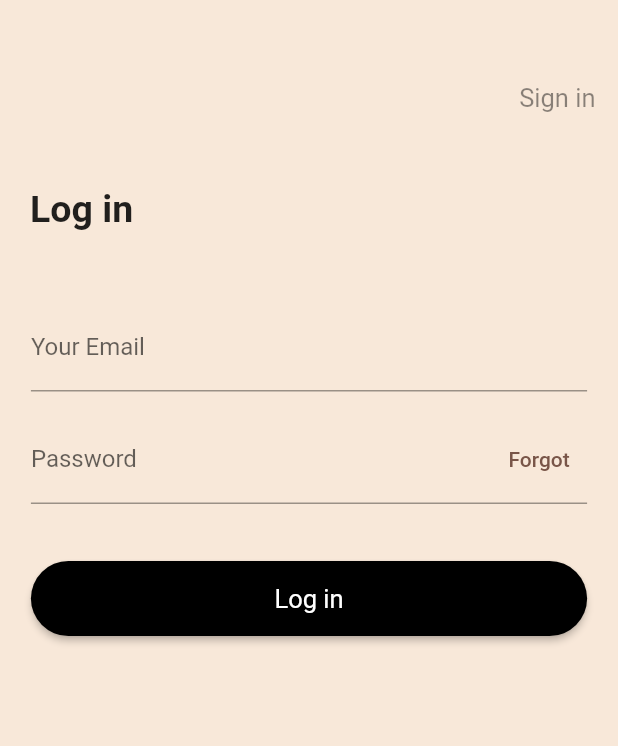
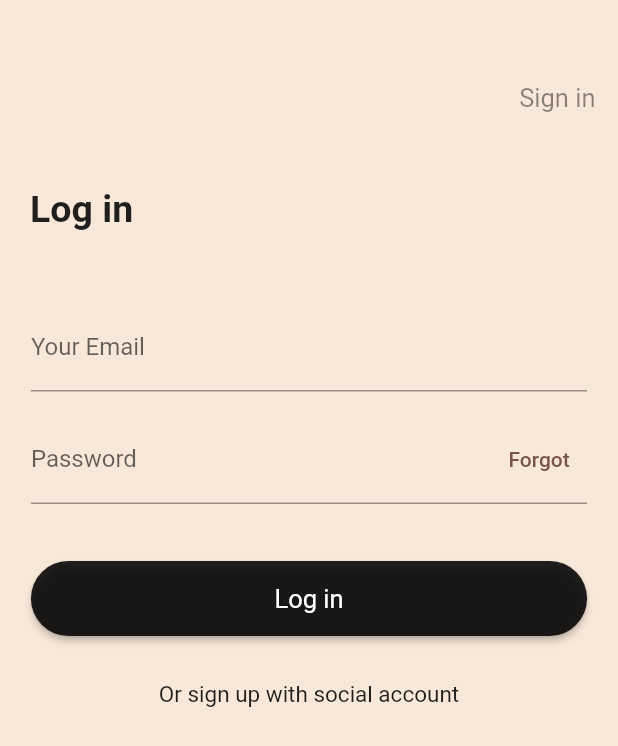
Before and after one commit to vitto2/signup-screen, a Flutter app: the screen it shows after launch, on a phone screen of 412 x 824 dp. Shown: the top 746 px of the screen. Run offline on Flutter 3.47's test engine with Material 2 defaults, Android fonts, the phone set to English and light mode, and no system bars.

Commit message:
inserindo texto de cadastro com redes sociais

```diff
--- a/lib/src/pages/login_page.dart
+++ b/lib/src/pages/login_page.dart
@@ -94,10 +94,21 @@ class Login_page extends StatelessWidget {
                   fontSize: 17,
                   fontWeight: FontWeight.w400,
                 ),
-                buttonColor: Colors.black,
+                buttonColor: Colors.black87,
                 shape: const StadiumBorder(),
+                shadowColor: Colors.black,
               ),
             ),
+            const SizedBox(
+              height: 30,
+            ),
+            MyText(
+              data: "Or sign up with social account",
+              fontSize: 15,
+            ),
+            Row(
+              children: const [],
+            )
           ],
         ),
       ),
--- a/lib/src/widgets/elevated_button.dart
+++ b/lib/src/widgets/elevated_button.dart
@@ -7,12 +7,14 @@ class Myelevatedbutton extends StatelessWidget {
     required this.textData,
     this.buttonColor,
     this.shape,
+    this.shadowColor,
   });
 
   Widget? textData;
   void Function()? onPressed;
   Color? buttonColor;
   OutlinedBorder? shape;
+  Color? shadowColor;
 
   @override
   Widget build(BuildContext context) {
@@ -21,6 +23,7 @@ class Myelevatedbutton extends StatelessWidget {
       style: ElevatedButton.styleFrom(
         backgroundColor: buttonColor,
         shape: shape,
+        shadowColor: shadowColor,
       ),
       child: textData,
     );
```
